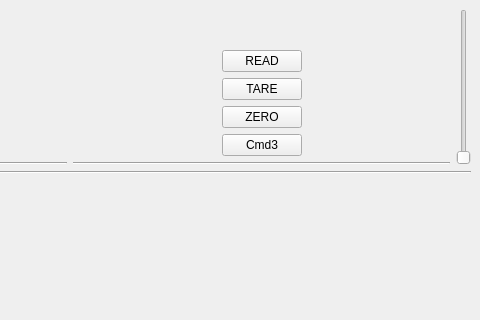
Above: scale.ui from kasarkonic/Sauka1 before the change; both pictures show x 320 to 800 and y 0 to 320 of the 800 by 600 pixel window. Below: the same form after it.
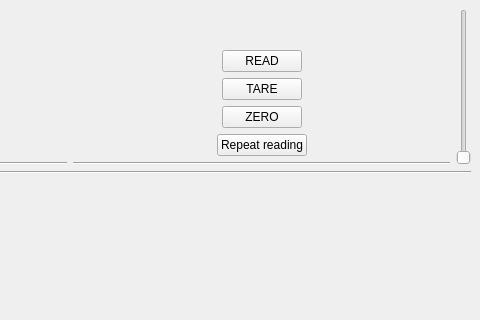
That is the form after the change.

The edit to the form file:
```diff
--- a/scale.ui
+++ b/scale.ui
@@ -461,7 +461,7 @@
           <item>
            <widget class="QPushButton" name="pushButton_4">
             <property name="text">
-             <string>Cmd3</string>
+             <string>Repeat reading</string>
             </property>
            </widget>
           </item>
```
Left out of the diff: 4 changed lines with no effect on the pictures.
